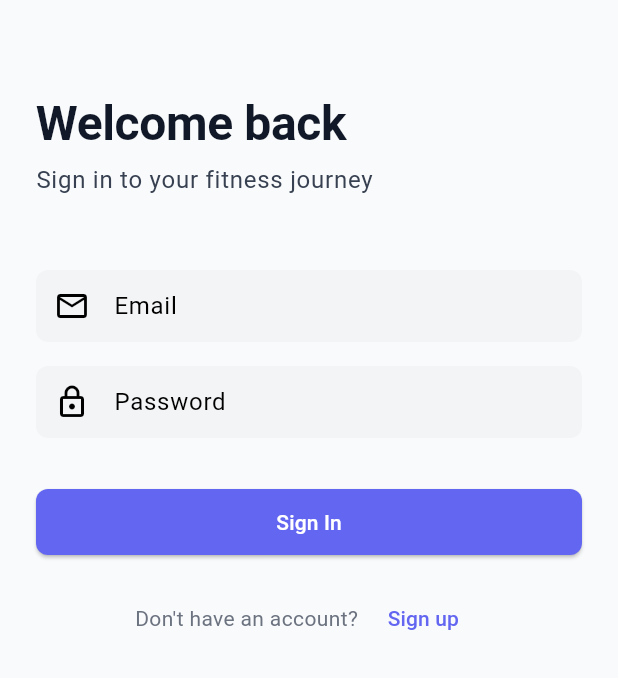
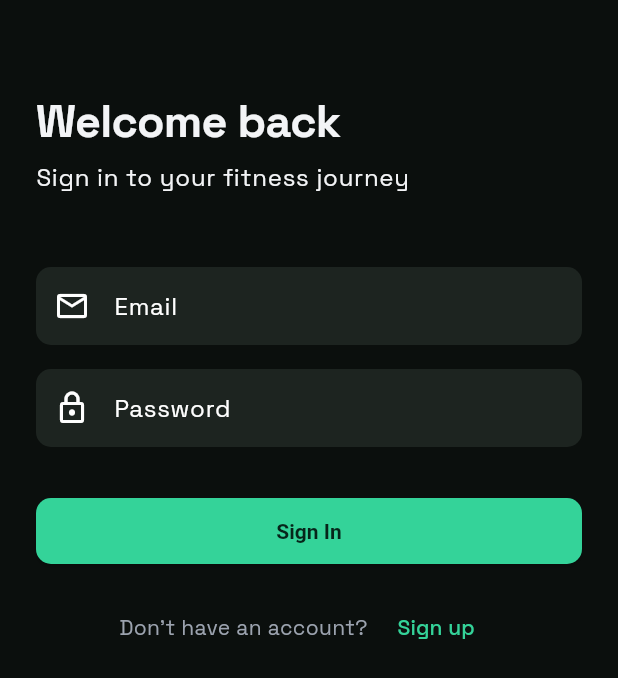
Before and after one commit to WisdomBusara/unfat, a Flutter app: the screen it shows after launch, on a phone screen of 412 x 824 dp. Shown: the top 678 px of the screen. Run offline on Flutter 3.47's test engine with Material 3 defaults, Android fonts, the phone set to English and light mode, and no system bars; our stand-ins replace camera, dio, flutter_secure_storage, google_fonts, image_picker; accounts and stored records are empty.

Commit message:
Redesign around market-tested fitness app UI/UX patterns
Researched what's currently working across Whoop/Fitbod/Strava-style
apps and applied it: dark-mode-first (near-black #0B0F0D, never pure
black), a single high-energy accent (emerald, used identically in both
themes) instead of a generic Material indigo, and oversized tabular-
figure numerals for hero stats instead of small captioned values.

Also fixes a real build-breaker found while touching pubspec.yaml: it
declared assets/fonts/*.ttf and assets/data/*.json paths that were
never added to the repo, which fails `flutter pub get` outright.
Switched to google_fonts (Space Grotesk) instead of bundled font
files, and removed the dangling asset declarations.

Swept remaining hardcoded Colors.grey.* usages (onboarding dots,
action button borders) that would've been nearly invisible against
the new dark background, and aligned the coming-soon landing page's
palette/typography with the app so the brand is consistent end to end.

Co-Authored-By: Claude Sonnet 5 <noreply@anthropic.com>

```diff
--- a/lib/main.dart
+++ b/lib/main.dart
@@ -35,7 +35,11 @@ class FitnessApp extends StatelessWidget {
         title: 'Kaza',
         theme: AppTheme.lightTheme,
         darkTheme: AppTheme.darkTheme,
-        themeMode: ThemeMode.system,
+        // Dark-mode-first, matching the rest of the market (Whoop, Fitbod,
+        // Strava) — light theme stays fully built out for anyone who
+        // switches, but dark is the designed default rather than following
+        // system.
+        themeMode: ThemeMode.dark,
         home: Consumer<AuthProvider>(
           builder: (context, auth, _) {
             if (auth.isCheckingSession) {
--- a/lib/screens/home/home_screen.dart
+++ b/lib/screens/home/home_screen.dart
@@ -4,6 +4,7 @@ import '../../providers/auth_provider.dart';
 import '../../providers/user_provider.dart';
 import '../../providers/weight_provider.dart';
 import '../../providers/workout_provider.dart';
+import '../../theme/app_theme.dart';
 import 'package:intl/intl.dart';
 
 class HomeScreen extends StatefulWidget {
@@ -107,22 +108,24 @@ class _HomeScreenState extends State<HomeScreen> {
           children: [
             Expanded(
               child: _StatCard(
-                title: 'Current Weight',
+                title: 'Current weight',
                 value: latestWeight != null
-                    ? '${latestWeight.weight.toStringAsFixed(1)} kg'
-                    : 'N/A',
-                icon: Icons.scale,
+                    ? latestWeight.weight.toStringAsFixed(1)
+                    : '—',
+                unit: 'kg',
+                icon: Icons.monitor_weight_outlined,
               ),
             ),
-            const SizedBox(width: 16),
+            const SizedBox(width: 12),
             Expanded(
               child: _StatCard(
-                title: 'This Week',
-                value: '$workoutCount workouts',
+                title: 'This week',
+                value: '$workoutCount',
+                unit: workoutCount == 1 ? 'workout' : 'workouts',
                 subtitle: weightChange != null
-                    ? '${weightChange.toStringAsFixed(1)} kg change'
-                    : 'No change',
-                icon: Icons.trending_down,
+                    ? '${weightChange >= 0 ? '-' : '+'}${weightChange.abs().toStringAsFixed(1)} kg'
+                    : null,
+                icon: Icons.bolt_outlined,
               ),
             ),
           ],
@@ -237,15 +240,20 @@ class _HomeScreenState extends State<HomeScreen> {
   }
 }
 
+/// The number is the hero element here, not the label — oversized tabular
+/// numerals per the current dashboard-design pattern, with the unit set
+/// small and inline rather than folded into one string.
 class _StatCard extends StatelessWidget {
   final String title;
   final String value;
+  final String unit;
   final String? subtitle;
   final IconData icon;
 
   const _StatCard({
     required this.title,
     required this.value,
+    required this.unit,
     required this.icon,
     this.subtitle,
   });
@@ -258,10 +266,23 @@ class _StatCard extends StatelessWidget {
         child: Column(
           crossAxisAlignment: CrossAxisAlignment.start,
           children: [
-            Icon(icon, size: 24, color: Theme.of(context).primaryColor),
-            const SizedBox(height: 8),
-            Text(title, style: Theme.of(context).textTheme.bodySmall),
-            Text(value, style: Theme.of(context).textTheme.headlineSmall),
+            Row(
+              mainAxisAlignment: MainAxisAlignment.spaceBetween,
+              children: [
+                Text(title, style: Theme.of(context).textTheme.bodySmall),
+                Icon(icon, size: 18, color: AppTheme.accent),
+              ],
+            ),
+            const SizedBox(height: 10),
+            Row(
+              crossAxisAlignment: CrossAxisAlignment.baseline,
+              textBaseline: TextBaseline.alphabetic,
+              children: [
+                Text(value, style: AppTheme.statNumberStyle(context)),
+                const SizedBox(width: 4),
+                Text(unit, style: Theme.of(context).textTheme.bodyMedium),
+              ],
+            ),
             if (subtitle != null) ...[
               const SizedBox(height: 4),
               Text(subtitle!, style: Theme.of(context).textTheme.bodySmall),
@@ -294,12 +315,17 @@ class _ActionButton extends StatelessWidget {
         child: Container(
           padding: const EdgeInsets.symmetric(vertical: 12),
           decoration: BoxDecoration(
-            border: Border.all(color: Colors.grey.shade300),
+            color: Theme.of(context).cardTheme.color,
             borderRadius: BorderRadius.circular(12),
+            border: Border.all(
+              color: Theme.of(context).brightness == Brightness.dark
+                  ? Colors.white.withOpacity(0.08)
+                  : Colors.black.withOpacity(0.08),
+            ),
           ),
           child: Column(
             children: [
-              Icon(icon, color: Theme.of(context).primaryColor),
+              Icon(icon, color: AppTheme.accent),
               const SizedBox(height: 4),
               Text(label, style: Theme.of(context).textTheme.bodySmall,
                   textAlign: TextAlign.center),
--- a/lib/screens/onboarding/onboarding_screen.dart
+++ b/lib/screens/onboarding/onboarding_screen.dart
@@ -100,7 +100,9 @@ class _OnboardingScreenState extends State<OnboardingScreen> {
                         decoration: BoxDecoration(
                           color: _currentPage == index
                               ? Theme.of(context).primaryColor
-                              : Colors.grey.shade300,
+                              : Theme.of(context).brightness == Brightness.dark
+                                  ? Colors.white.withOpacity(0.16)
+                                  : Colors.black.withOpacity(0.12),
                           borderRadius: BorderRadius.circular(4),
                         ),
                       ),
--- a/lib/theme/app_theme.dart
+++ b/lib/theme/app_theme.dart
@@ -1,169 +1,199 @@
 import 'package:flutter/material.dart';
+import 'package:google_fonts/google_fonts.dart';
 
+/// Design direction: dark-mode-first, near-black (never pure black) base,
+/// a single high-energy accent reserved for progress/CTAs, and oversized
+/// tabular-figure numerals for live stats — the numbers are the hero
+/// element, not a caption. Matches what's currently working across
+/// Whoop/Fitbod/Strava-style dashboards rather than generic Material blue.
 class AppTheme {
-  static const Color primaryColor = Color(0xFF6366F1);
-  static const Color secondaryColor = Color(0xFF10B981);
-  static const Color accentColor = Color(0xFFF59E0B);
-  static const Color errorColor = Color(0xFFEF4444);
-  static const Color successColor = Color(0xFF10B981);
+  // Single accent, used identically in both themes so light/dark feel like
+  // the same brand rather than two different palettes.
+  static const Color accent = Color(0xFF34D399); // emerald-400
+  static const Color accentDeep = Color(0xFF10B981); // emerald-500, light-mode contrast
 
-  static const Color darkBg = Color(0xFF1F2937);
-  static const Color darkCard = Color(0xFF374151);
+  static const Color darkBg = Color(0xFF0B0F0D); // near-black, warm-green undertone
+  static const Color darkSurface = Color(0xFF151A17);
+  static const Color darkSurfaceElevated = Color(0xFF1D2420);
+  static const Color darkTextPrimary = Color(0xFFF3F4F6);
+  static const Color darkTextSecondary = Color(0xFF9CA3AF);
+  static const Color darkError = Color(0xFFF87171);
+
   static const Color lightBg = Color(0xFFF9FAFB);
-  static const Color lightCard = Color(0xFFFFFFFF);
+  static const Color lightSurface = Color(0xFFFFFFFF);
+  static const Color lightInputFill = Color(0xFFF3F4F6);
+  static const Color lightTextPrimary = Color(0xFF111827);
+  static const Color lightTextSecondary = Color(0xFF6B7280);
+  static const Color lightError = Color(0xFFEF4444);
+
+  /// Oversized, tight, tabular-figure style for hero numbers — current
+  /// weight, streak count, reps — per the "numbers are the hero element"
+  /// pattern. Size is tuned for a stat card; scale it up for a full-screen
+  /// live number.
+  static TextStyle statNumberStyle(BuildContext context) {
+    final isDark = Theme.of(context).brightness == Brightness.dark;
+    return GoogleFonts.spaceGrotesk(
+      fontSize: 40,
+      fontWeight: FontWeight.w700,
+      height: 1.0,
+      letterSpacing: -1.0,
+      color: isDark ? darkTextPrimary : lightTextPrimary,
+      fontFeatures: const [FontFeature.tabularFigures()],
+    );
+  }
 
   static ThemeData get lightTheme {
-    return ThemeData(
-      useMaterial3: true,
-      brightness: Brightness.light,
-      primaryColor: primaryColor,
+    final base = ThemeData(brightness: Brightness.light, useMaterial3: true);
+    final textTheme = GoogleFonts.spaceGroteskTextTheme(base.textTheme);
+
+    return base.copyWith(
+      primaryColor: accentDeep,
       scaffoldBackgroundColor: lightBg,
       colorScheme: ColorScheme.light(
-        primary: primaryColor,
-        secondary: secondaryColor,
-        error: errorColor,
-        surface: lightCard,
+        primary: accentDeep,
+        secondary: accent,
+        error: lightError,
+        surface: lightSurface,
       ),
       appBarTheme: const AppBarTheme(
-        backgroundColor: lightCard,
-        foregroundColor: Color(0xFF111827),
-        elevation: 1,
+        backgroundColor: lightSurface,
+        foregroundColor: lightTextPrimary,
+        elevation: 0,
+        scrolledUnderElevation: 1,
         surfaceTintColor: Colors.transparent,
       ),
-      cardTheme: CardTheme(
-        color: lightCard,
-        elevation: 1,
+      cardTheme: CardThemeData(
+        color: lightSurface,
+        elevation: 0,
         shape: RoundedRectangleBorder(
-          borderRadius: BorderRadius.circular(12),
+          borderRadius: BorderRadius.circular(16),
+          side: BorderSide(color: Colors.black.withOpacity(0.06)),
         ),
       ),
       inputDecorationTheme: InputDecorationTheme(
         filled: true,
-        fillColor: const Color(0xFFF3F4F6),
-        contentPadding: const EdgeInsets.symmetric(horizontal: 16, vertical: 12),
+        fillColor: lightInputFill,
+        contentPadding: const EdgeInsets.symmetric(horizontal: 16, vertical: 14),
         border: OutlineInputBorder(
-          borderRadius: BorderRadius.circular(8),
+          borderRadius: BorderRadius.circular(10),
           borderSide: BorderSide.none,
         ),
         enabledBorder: OutlineInputBorder(
-          borderRadius: BorderRadius.circular(8),
+          borderRadius: BorderRadius.circular(10),
           borderSide: BorderSide.none,
         ),
         focusedBorder: OutlineInputBorder(
-          borderRadius: BorderRadius.circular(8),
-          borderSide: const BorderSide(color: primaryColor, width: 2),
+          borderRadius: BorderRadius.circular(10),
+          borderSide: const BorderSide(color: accentDeep, width: 2),
         ),
       ),
       elevatedButtonTheme: ElevatedButtonThemeData(
         style: ElevatedButton.styleFrom(
-          backgroundColor: primaryColor,
+          backgroundColor: accentDeep,
           foregroundColor: Colors.white,
-          padding: const EdgeInsets.symmetric(horizontal: 24, vertical: 12),
-          shape: RoundedRectangleBorder(
-            borderRadius: BorderRadius.circular(8),
-          ),
+          padding: const EdgeInsets.symmetric(horizontal: 24, vertical: 14),
+          shape: RoundedRectangleBorder(borderRadius: BorderRadius.circular(10)),
+          textStyle: const TextStyle(fontWeight: FontWeight.w600),
         ),
       ),
       textButtonTheme: TextButtonThemeData(
         style: TextButton.styleFrom(
-          foregroundColor: primaryColor,
+          foregroundColor: accentDeep,
           padding: const EdgeInsets.symmetric(horizontal: 16, vertical: 8),
         ),
       ),
-      textTheme: const TextTheme(
-        displayLarge: TextStyle(
-          fontSize: 32,
-          fontWeight: FontWeight.bold,
-          color: Color(0xFF111827),
+      textTheme: textTheme.copyWith(
+        displayLarge: textTheme.displayLarge?.copyWith(
+          fontSize: 30,
+          fontWeight: FontWeight.w700,
+          letterSpacing: -0.5,
+          color: lightTextPrimary,
         ),
-        headlineSmall: TextStyle(
+        headlineSmall: textTheme.headlineSmall?.copyWith(
           fontSize: 18,
           fontWeight: FontWeight.w600,
-          color: Color(0xFF111827),
+          color: lightTextPrimary,
         ),
-        bodyLarge: TextStyle(
-          fontSize: 16,
-          color: Color(0xFF374151),
-        ),
-        bodyMedium: TextStyle(
-          fontSize: 14,
-          color: Color(0xFF6B7280),
-        ),
+        bodyLarge: textTheme.bodyLarge?.copyWith(fontSize: 16, color: lightTextPrimary),
+        bodyMedium: textTheme.bodyMedium?.copyWith(fontSize: 14, color: lightTextSecondary),
       ),
     );
   }
 
   static ThemeData get darkTheme {
-    return ThemeData(
-      useMaterial3: true,
-      brightness: Brightness.dark,
-      primaryColor: primaryColor,
+    final base = ThemeData(brightness: Brightness.dark, useMaterial3: true);
+    final textTheme = GoogleFonts.spaceGroteskTextTheme(base.textTheme);
+
+    return base.copyWith(
+      primaryColor: accent,
       scaffoldBackgroundColor: darkBg,
       colorScheme: ColorScheme.dark(
-        primary: primaryColor,
-        secondary: secondaryColor,
-        error: errorColor,
-        surface: darkCard,
+        primary: accent,
+        secondary: accent,
+        error: darkError,
+        surface: darkSurface,
       ),
       appBarTheme: const AppBarTheme(
-        backgroundColor: darkCard,
-        foregroundColor: Color(0xFFF3F4F6),
-        elevation: 1,
+        backgroundColor: darkBg,
+        foregroundColor: darkTextPrimary,
+        elevation: 0,
+        scrolledUnderElevation: 1,
         surfaceTintColor: Colors.transparent,
       ),
-      cardTheme: CardTheme(
-        color: darkCard,
-        elevation: 1,
+      cardTheme: CardThemeData(
+        color: darkSurface,
+        elevation: 0,
         shape: RoundedRectangleBorder(
-          borderRadius: BorderRadius.circular(12),
+          borderRadius: BorderRadius.circular(16),
+          side: BorderSide(color: Colors.white.withOpacity(0.06)),
         ),
       ),
       inputDecorationTheme: InputDecorationTheme(
         filled: true,
-        fillColor: Color(0xFF4B5563),
-        contentPadding: const EdgeInsets.symmetric(horizontal: 16, vertical: 12),
+        fillColor: darkSurfaceElevated,
+        contentPadding: const EdgeInsets.symmetric(horizontal: 16, vertical: 14),
         border: OutlineInputBorder(
-          borderRadius: BorderRadius.circular(8),
+          borderRadius: BorderRadius.circular(10),
           borderSide: BorderSide.none,
         ),
         enabledBorder: OutlineInputBorder(
-          borderRadius: BorderRadius.circular(8),
+          borderRadius: BorderRadius.circular(10),
           borderSide: BorderSide.none,
         ),
         focusedBorder: OutlineInputBorder(
-          borderRadius: BorderRadius.circular(8),
-          borderSide: const BorderSide(color: primaryColor, width: 2),
+          borderRadius: BorderRadius.circular(10),
+          borderSide: const BorderSide(color: accent, width: 2),
         ),
       ),
       elevatedButtonTheme: ElevatedButtonThemeData(
         style: ElevatedButton.styleFrom(
-          backgroundColor: primaryColor,
-          foregroundColor: Colors.white,
-          padding: const EdgeInsets.symmetric(horizontal: 24, vertical: 12),
-          shape: RoundedRectangleBorder(
-            borderRadius: BorderRadius.circular(8),
-          ),
+          backgroundColor: accent,
+          foregroundColor: const Color(0xFF06251A),
+          padding: const EdgeInsets.symmetric(horizontal: 24, vertical: 14),
+          shape: RoundedRectangleBorder(borderRadius: BorderRadius.circular(10)),
+          textStyle: const TextStyle(fontWeight: FontWeight.w600),
         ),
       ),
-      textTheme: const TextTheme(
-        displayLarge: TextStyle(
-          fontSize: 32,
-          fontWeight: FontWeight.bold,
-          color: Color(0xFFF3F4F6),
+      textButtonTheme: TextButtonThemeData(
+        style: TextButton.styleFrom(
+          foregroundColor: accent,
+          padding: const EdgeInsets.symmetric(horizontal: 16, vertical: 8),
         ),
-        headlineSmall: TextStyle(
+      ),
+      textTheme: textTheme.copyWith(
+        displayLarge: textTheme.displayLarge?.copyWith(
+          fontSize: 30,
+          fontWeight: FontWeight.w700,
+          letterSpacing: -0.5,
+          color: darkTextPrimary,
+        ),
+        headlineSmall: textTheme.headlineSmall?.copyWith(
           fontSize: 18,
           fontWeight: FontWeight.w600,
-          color: Color(0xFFF3F4F6),
+          color: darkTextPrimary,
         ),
-        bodyLarge: TextStyle(
-          fontSize: 16,
-          color: Color(0xFFD1D5DB),
-        ),
-        bodyMedium: TextStyle(
-          fontSize: 14,
-          color: Color(0xFF9CA3AF),
-        ),
+        bodyLarge: textTheme.bodyLarge?.copyWith(fontSize: 16, color: darkTextPrimary),
+        bodyMedium: textTheme.bodyMedium?.copyWith(fontSize: 14, color: darkTextSecondary),
       ),
     );
   }
```
Also changed, not shown: pubspec.yaml (+4 -14 lines), 1 other file.
